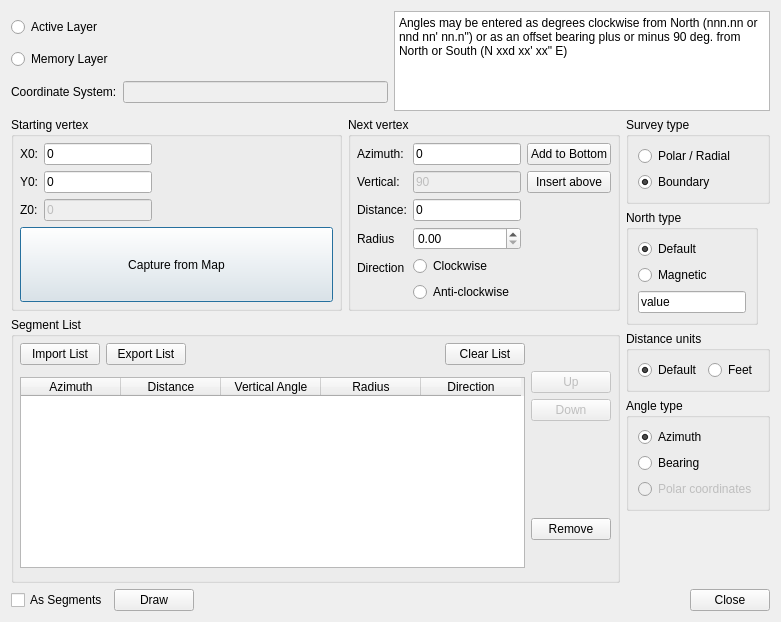
Before: the Qt Designer form ui.ui in mpetroff/qgsazimuth, drawn with Qt 5.
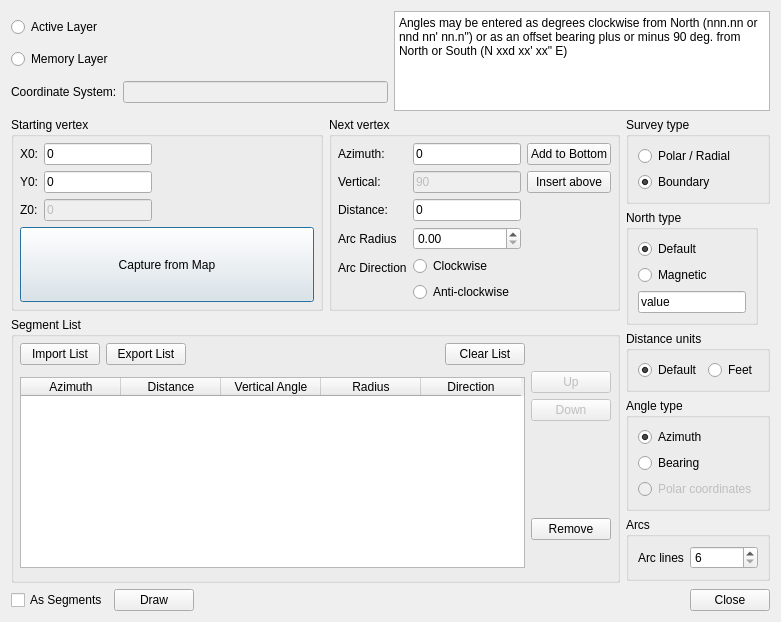
After: the same form once the commit is applied.

Commit message: Add arc line count support

```diff
--- a/ui.ui
+++ b/ui.ui
@@ -326,7 +326,7 @@
               <item row="3" column="0">
                <widget class="QLabel" name="radiusLabel">
                 <property name="text">
-                 <string>Radius</string>
+                 <string>Arc Radius</string>
                 </property>
                </widget>
               </item>
@@ -340,7 +340,7 @@
               <item row="4" column="0">
                <widget class="QLabel" name="label">
                 <property name="text">
-                 <string>Direction</string>
+                 <string>Arc Direction</string>
                 </property>
                </widget>
               </item>
@@ -832,6 +832,38 @@
          </layout>
         </widget>
        </item>
+       <item>
+        <widget class="QGroupBox" name="groupBox_4">
+         <property name="title">
+          <string>Arcs</string>
+         </property>
+         <layout class="QFormLayout" name="formLayout_3">
+          <item row="0" column="0">
+           <widget class="QLabel" name="arcNodesLabel">
+            <property name="toolTip">
+             <string>The more lines the smoother the arc will be</string>
+            </property>
+            <property name="text">
+             <string>Arc lines</string>
+            </property>
+           </widget>
+          </item>
+          <item row="0" column="1">
+           <widget class="QSpinBox" name="spin_arclines">
+            <property name="toolTip">
+             <string>The more lines the smoother the arc will be</string>
+            </property>
+            <property name="minimum">
+             <number>6</number>
+            </property>
+           </widget>
+          </item>
+         </layout>
+         <zorder>arcNodesLabel</zorder>
+         <zorder>arcNodesLabel</zorder>
+         <zorder>spin_arclines</zorder>
+        </widget>
+       </item>
        <item>
         <spacer name="verticalSpacer">
          <property name="orientation">
```
The commit also changes 2 other files.
